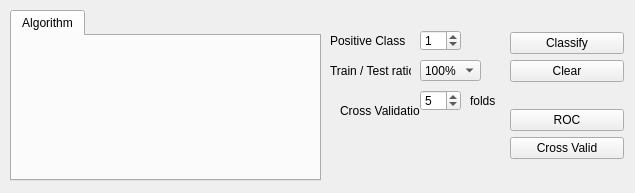
Qt form MLDemos/optsClassify.ui (b4silio/MLDemos) before a commit.
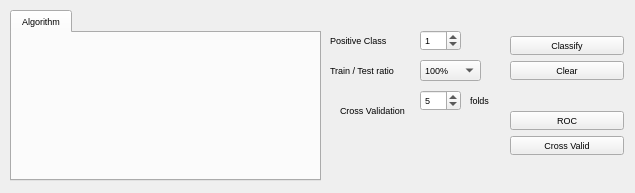
The same form after that commit.

What changed in the file:
```diff
--- a/MLDemos/optsClassify.ui
+++ b/MLDemos/optsClassify.ui
@@ -33,7 +33,7 @@
    </property>
    <property name="font">
     <font>
-     <pointsize>9</pointsize>
+     <pointsize>7</pointsize>
     </font>
    </property>
    <layout class="QVBoxLayout">
@@ -41,7 +41,7 @@
      <spacer name="spacer_2">
       <property name="font">
        <font>
-        <pointsize>9</pointsize>
+        <pointsize>7</pointsize>
        </font>
       </property>
       <property name="orientation">
@@ -59,7 +59,7 @@
      <widget class="QPushButton" name="classifyButton">
       <property name="font">
        <font>
-        <pointsize>9</pointsize>
+        <pointsize>7</pointsize>
        </font>
       </property>
       <property name="toolTip">
@@ -78,7 +78,7 @@
      <widget class="QPushButton" name="clearButton">
       <property name="font">
        <font>
-        <pointsize>9</pointsize>
+        <pointsize>7</pointsize>
        </font>
       </property>
       <property name="toolTip">
@@ -94,7 +94,7 @@
      <spacer name="spacer">
       <property name="font">
        <font>
-        <pointsize>9</pointsize>
+        <pointsize>7</pointsize>
        </font>
       </property>
       <property name="orientation">
@@ -115,7 +115,7 @@
       </property>
       <property name="font">
        <font>
-        <pointsize>9</pointsize>
+        <pointsize>7</pointsize>
        </font>
       </property>
       <property name="toolTip">
@@ -134,7 +134,7 @@
       </property>
       <property name="font">
        <font>
-        <pointsize>9</pointsize>
+        <pointsize>7</pointsize>
        </font>
       </property>
       <property name="toolTip">
@@ -153,7 +153,7 @@
      <spacer>
       <property name="font">
        <font>
-        <pointsize>9</pointsize>
+        <pointsize>7</pointsize>
        </font>
       </property>
       <property name="orientation">
@@ -180,7 +180,7 @@
    </property>
    <property name="font">
     <font>
-     <pointsize>9</pointsize>
+     <pointsize>7</pointsize>
     </font>
    </property>
    <widget class="QLabel" name="label">
@@ -197,7 +197,7 @@
     </property>
     <property name="font">
      <font>
-      <pointsize>9</pointsize>
+      <pointsize>7</pointsize>
      </font>
     </property>
     <property name="text">
@@ -218,7 +218,7 @@
     </property>
     <property name="font">
      <font>
-      <pointsize>9</pointsize>
+      <pointsize>7</pointsize>
      </font>
     </property>
     <property name="toolTip">
@@ -283,7 +283,7 @@
     </property>
     <property name="font">
      <font>
-      <pointsize>9</pointsize>
+      <pointsize>7</pointsize>
      </font>
     </property>
     <property name="text">
@@ -304,7 +304,7 @@
     </property>
     <property name="font">
      <font>
-      <pointsize>9</pointsize>
+      <pointsize>7</pointsize>
      </font>
     </property>
     <property name="toolTip">
@@ -331,7 +331,7 @@
     </property>
     <property name="font">
      <font>
-      <pointsize>9</pointsize>
+      <pointsize>7</pointsize>
      </font>
     </property>
     <property name="minimum">
@@ -355,7 +355,7 @@
     </property>
     <property name="font">
      <font>
-      <pointsize>9</pointsize>
+      <pointsize>7</pointsize>
      </font>
     </property>
     <property name="text">
@@ -374,7 +374,7 @@
    </property>
    <property name="font">
     <font>
-     <pointsize>9</pointsize>
+     <pointsize>7</pointsize>
     </font>
    </property>
    <property name="currentIndex">
@@ -400,7 +400,7 @@
    </property>
    <property name="font">
     <font>
-     <pointsize>9</pointsize>
+     <pointsize>7</pointsize>
     </font>
    </property>
    <property name="text">
```
